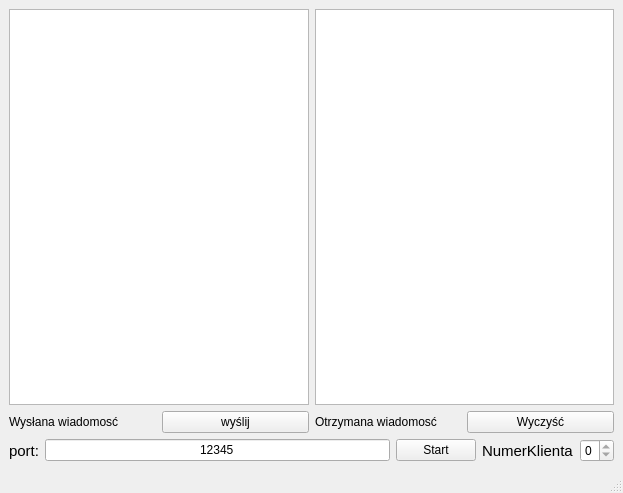
First picture: the form in servermv.ui, repository KacRab/sk-proj, before the edit.
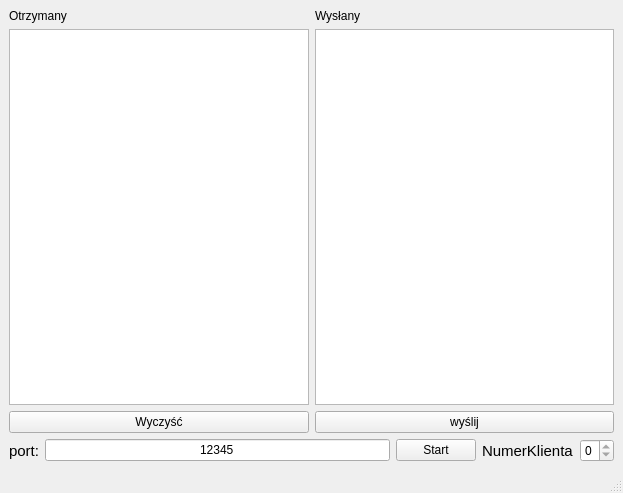
Second picture: the form after the edit.

What changed in the file:
```diff
--- a/servermv.ui
+++ b/servermv.ui
@@ -14,46 +14,56 @@
    <string>ServerMV</string>
   </property>
   <widget class="QWidget" name="centralwidget">
-   <layout class="QGridLayout" name="gridLayout_2">
+   <layout class="QVBoxLayout" name="verticalLayout">
+    <item>
+     <layout class="QGridLayout" name="gridLayout_4">
     <item row="0" column="0" colspan="2">
+       <layout class="QGridLayout" name="gridLayout_3">
+        <item row="0" column="0">
      <layout class="QGridLayout" name="gridLayout">
-      <item row="0" column="0" colspan="2">
-       <widget class="QTextEdit" name="sendText"/>
-      </item>
-      <item row="0" column="2" colspan="2">
+          <item row="0" column="0">
+           <widget class="QLabel" name="label_2">
+            <property name="text">
+             <string>Otrzymany</string>
+            </property>
+           </widget>
+          </item>
+          <item row="1" column="0">
        <widget class="QTextEdit" name="recEdit">
         <property name="readOnly">
          <bool>true</bool>
         </property>
        </widget>
       </item>
-      <item row="1" column="0">
+          <item row="2" column="0">
+           <widget class="QPushButton" name="clrBut">
+            <property name="text">
+             <string>Wyczyść</string>
+            </property>
+           </widget>
+          </item>
+         </layout>
+        </item>
+        <item row="0" column="1">
+         <layout class="QGridLayout" name="gridLayout_2">
+          <item row="0" column="0">
        <widget class="QLabel" name="label_3">
         <property name="text">
-         <string>Wysłana wiadomosć</string>
+             <string>Wysłany</string>
         </property>
        </widget>
       </item>
-      <item row="1" column="1">
+          <item row="1" column="0">
+           <widget class="QTextEdit" name="sendText"/>
+          </item>
+          <item row="2" column="0">
        <widget class="QPushButton" name="sendBut">
         <property name="text">
          <string>wyślij</string>
         </property>
        </widget>
       </item>
-      <item row="1" column="2">
-       <widget class="QLabel" name="label_2">
-        <property name="text">
-         <string>Otrzymana wiadomosć</string>
-        </property>
-       </widget>
-      </item>
-      <item row="1" column="3">
-       <widget class="QPushButton" name="clrBut">
-        <property name="text">
-         <string>Wyczyść</string>
-        </property>
-       </widget>
+         </layout>
       </item>
      </layout>
     </item>
@@ -110,6 +120,8 @@
          <number>0</number>
         </property>
        </widget>
+        </item>
+       </layout>
       </item>
      </layout>
     </item>
```
Lines whose indentation alone changed are shown as unchanged.
